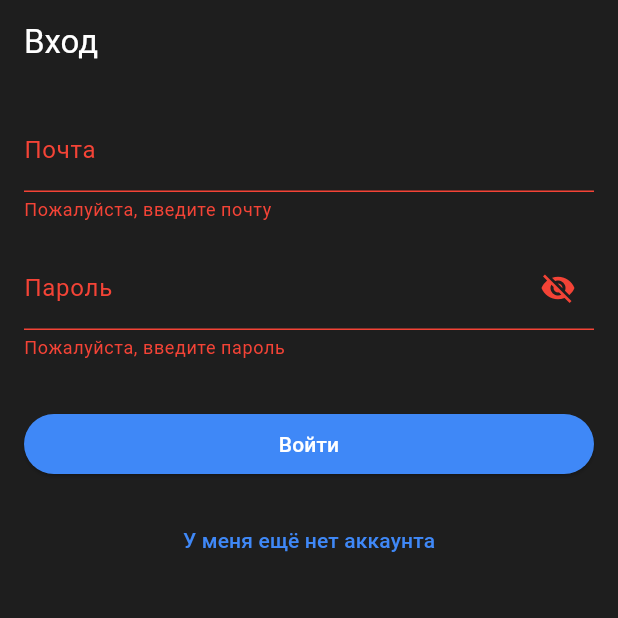
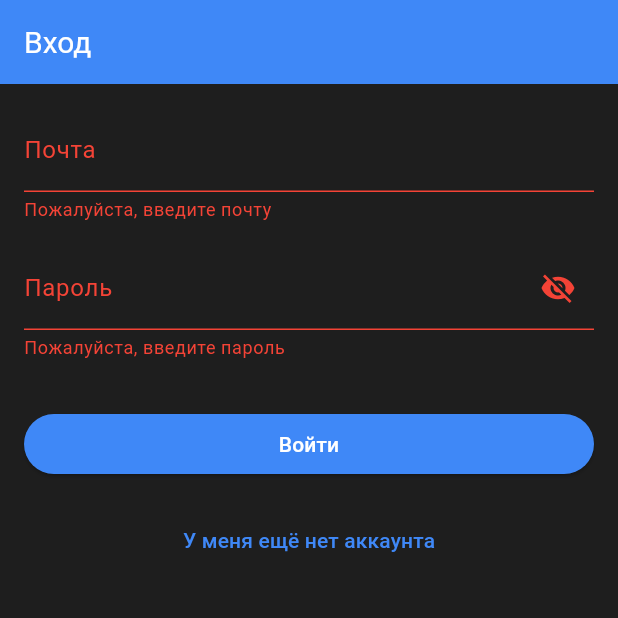
Before and after one commit to cosmy-site/zc_tasks, a Flutter app: the screen it shows after launch, after a tap on "Войти", on a phone screen of 412 x 824 dp, the top half of it. Run offline on Flutter 3.47's test engine with Material 3 defaults, Android fonts, the phone set to English and light mode, and no system bars.

Commit message:
Майн пейдж с нормальной темой

```diff
--- a/lib/pages/login_page.dart
+++ b/lib/pages/login_page.dart
@@ -1,8 +1,9 @@
 import 'package:flutter/material.dart';
-import '../theme/theme.dart'; // Импорт файла с темой
+import 'package:zc_tasks/pages/main_page.dart';
+// Импорт файла с темой
 
 class LoginPage extends StatefulWidget {
-  const LoginPage({Key? key}) : super(key: key);
+  const LoginPage({super.key});
 
   @override
   State<LoginPage> createState() => _LoginPageState();
@@ -138,7 +139,10 @@ class _LoginPageState extends State<LoginPage> {
                       // Логин
                       // ...
                       // Переход на главную страницу
-                      Navigator.pushReplacementNamed(context, '/home');
+                      Navigator.pushReplacement(
+                          context,
+                          MaterialPageRoute(
+                              builder: (context) => const MainPage()));
                     } else {
                       // Регистрация
                       // ...
--- a/lib/theme/theme.dart
+++ b/lib/theme/theme.dart
@@ -8,17 +8,27 @@ class TasksTheme {
       brightness: Brightness.light, // Светлая тема
       primary: const Color(0xFF3F88F7), // Основной цвет
       onPrimary: Colors.white, // Цвет текста на основном фоне
-      secondary: const Color(0xFFECECEC), // Вторичный цвет (заголовки, текст)
+      secondary: const Color(0xFF909090), // Вторичный цвет (заголовки, текст)
       onSecondary: Colors.black, // Цвет текста на вторичном фоне
       error: Colors.red, // Цвет ошибки
       onError: Colors.white, // Цвет текста на ошибке
       background: const Color(0xFFFFFFFF), // Цвет фона
       onBackground: Colors.black, // Цвет текста на фоне
       surface:
-          const Color(0xFFFFFFFF), // Цвет поверхностей (шапка, карты, диалоги)
+          const Color(0xFF1E1E1E), // Цвет поверхностей (шапка, карты, диалоги)
       onSurface: Colors.black, // Цвет текста на поверхностях
     ),
     useMaterial3: true,
+    appBarTheme: const AppBarTheme(
+      backgroundColor: Color(0xFF3F88F7),
+      titleTextStyle: TextStyle(color: Colors.white, fontSize: 20),
+    ),
+    bottomNavigationBarTheme: const BottomNavigationBarThemeData(
+      // Фон BottomNavigationBar
+      backgroundColor: Color(0xFF1E1E1E),
+      selectedItemColor: Color(0xFF3F88F7), // Цвет активных иконок и текста
+      unselectedItemColor: Color(0xFFCECECE), // Цвет неактивных иконок и текста
+    ),
   );
 
   static ThemeData darkTheme = ThemeData(
@@ -28,7 +38,7 @@ class TasksTheme {
       brightness: Brightness.dark, // Темная тема
       primary: const Color(0xFF3F88F7), // Основной цвет
       onPrimary: Colors.white, // Цвет текста на основном фоне
-      secondary: const Color(0xFFECECEC), // Вторичный цвет (заголовки, текст)
+      secondary: const Color(0xFF909090), // Вторичный цвет (заголовки, текст)
       onSecondary: Colors.black, // Цвет текста на вторичном фоне
       error: Colors.red, // Цвет ошибки
       onError: Colors.white, // Цвет текста на ошибке
@@ -39,5 +49,15 @@ class TasksTheme {
       onSurface: Colors.white, // Цвет текста на поверхностях
     ),
     useMaterial3: true,
+    appBarTheme: const AppBarTheme(
+      backgroundColor: Color(0xFF3F88F7),
+      titleTextStyle: TextStyle(color: Colors.white, fontSize: 20),
+    ),
+    bottomNavigationBarTheme: const BottomNavigationBarThemeData(
+      // Фон BottomNavigationBar
+      backgroundColor: Color(0xFF1E1E1E),
+      selectedItemColor: Color(0xFF3F88F7), // Цвет активных иконок и текста
+      unselectedItemColor: Color(0xFFCECECE), // Цвет неактивных иконок и текста
+    ),
   );
 }
--- a/pubspec.yaml
+++ b/pubspec.yaml
@@ -36,6 +36,7 @@ dependencies:
   # Use with the CupertinoIcons class for iOS style icons.
   cupertino_icons: ^1.0.6
 
+  theme: any
 dev_dependencies:
   flutter_test:
     sdk: flutter
```
Also changed, not shown: lib/pages/main_page.dart (added, +81 -0 lines), 1 other file.
